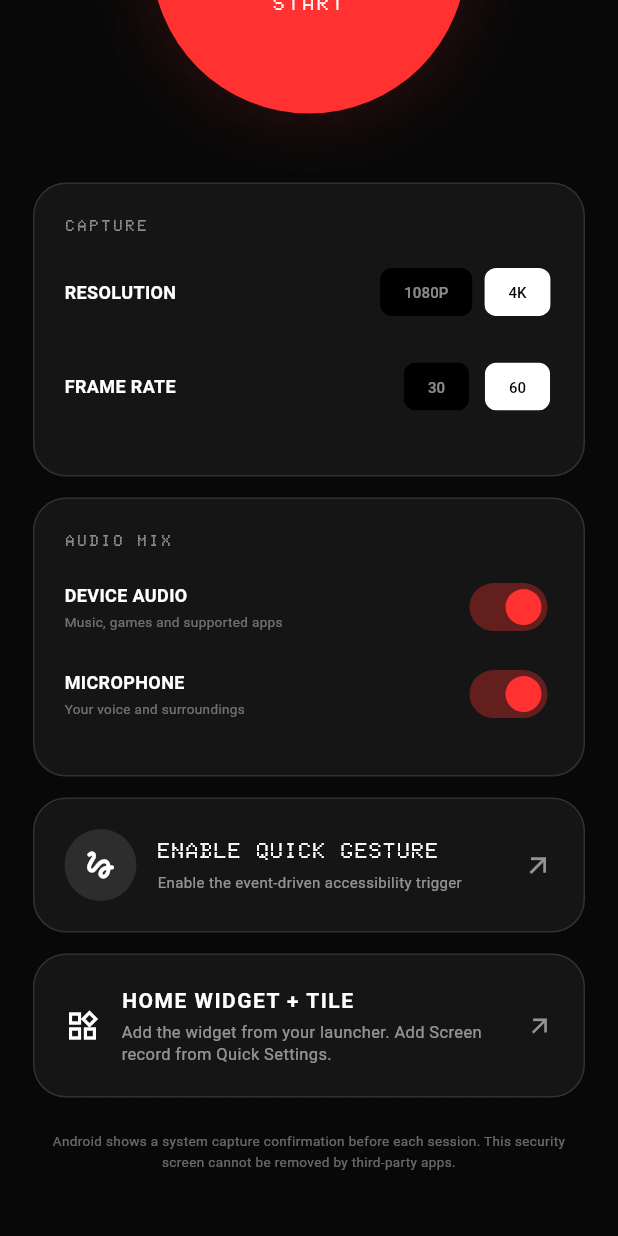
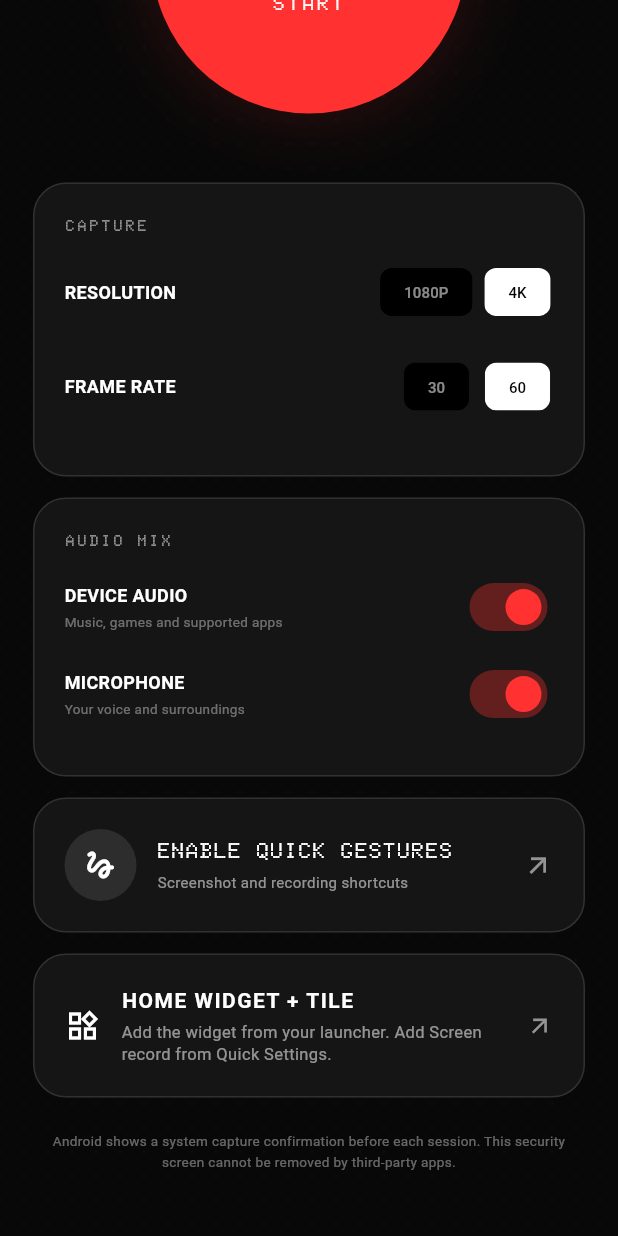
Before and after one commit to maisachinsharmahu/one-tap-recorder, a Flutter app: the screen it shows after launch, scrolled down 444 dp, on a phone screen of 412 x 824 dp. Run offline on Flutter 3.47's test engine with Material 3 defaults, Android fonts, the phone set to English and light mode, and no system bars.

Commit message:
Add screenshot gesture and rename app to One Tap

```diff
--- a/lib/main.dart
+++ b/lib/main.dart
@@ -10,7 +10,7 @@ class RecorderApp extends StatelessWidget {
   @override
   Widget build(BuildContext context) => MaterialApp(
     debugShowCheckedModeBanner: false,
-    title: 'One Tap Recorder',
+    title: 'One Tap',
     theme: ThemeData(
       brightness: Brightness.dark,
       scaffoldBackgroundColor: const Color(0xFF080808),
@@ -383,11 +383,11 @@ class _RecorderHomeState extends State<RecorderHome>
         builder: (context) => AlertDialog(
           backgroundColor: const Color(0xFF151515),
           title: const Text(
-            'TWO-FINGER GESTURE',
+            'ONE TAP GESTURES',
             style: TextStyle(fontFamily: 'Doto'),
           ),
           content: const Text(
-            'Android requires Touch Exploration for global multi-finger gestures. Enabling it can change how normal taps and navigation behave. This service cannot read screen content and does not poll sensors.',
+            'Two-finger single tap takes a screenshot. Two-finger double tap starts or stops recording. Android requires Touch Exploration, which can change normal touch navigation. The service cannot read window content and does not poll sensors.',
           ),
           actions: [
             TextButton(
@@ -435,7 +435,7 @@ class _RecorderHomeState extends State<RecorderHome>
               crossAxisAlignment: CrossAxisAlignment.start,
               children: [
                 Text(
-                  gestureEnabled ? 'GESTURE ACTIVE' : 'ENABLE QUICK GESTURE',
+                  gestureEnabled ? 'GESTURES ACTIVE' : 'ENABLE QUICK GESTURES',
                   style: const TextStyle(
                     fontFamily: 'Doto',
                     fontWeight: FontWeight.bold,
@@ -445,8 +445,8 @@ class _RecorderHomeState extends State<RecorderHome>
                 const SizedBox(height: 5),
                 Text(
                   gestureEnabled
-                      ? 'Double-tap with two fingers to start or stop'
-                      : 'Enable the event-driven accessibility trigger',
+                      ? '1 tap: screenshot  •  2 taps: record'
+                      : 'Screenshot and recording shortcuts',
                   style: const TextStyle(
                     fontSize: 10,
                     height: 1.35,
--- a/pubspec.yaml
+++ b/pubspec.yaml
@@ -16,7 +16,7 @@ publish_to: 'none' # Remove this line if you wish to publish to pub.dev
 # https://developer.apple.com/library/archive/documentation/General/Reference/InfoPlistKeyReference/Articles/CoreFoundationKeys.html
 # In Windows, build-name is used as the major, minor, and patch parts
 # of the product and file versions while build-number is used as the build suffix.
-version: 1.1.2+7
+version: 1.2.0+8
 
 environment:
   sdk: ^3.13.0
```
Also changed, not shown: 6 other files.
